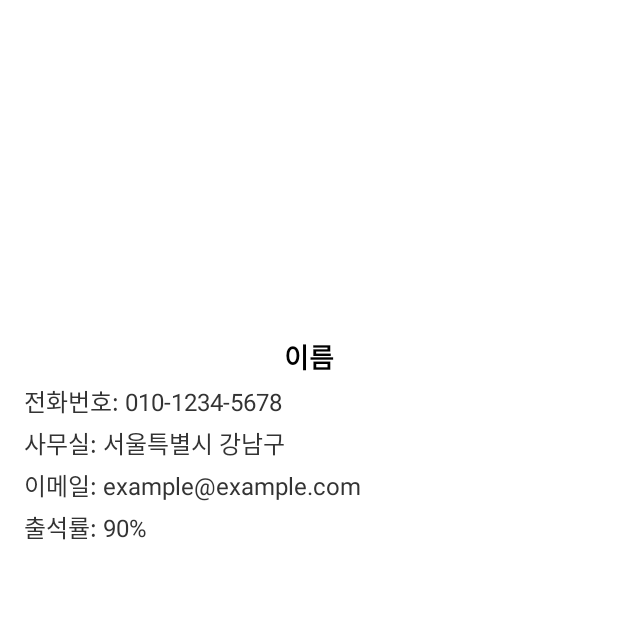
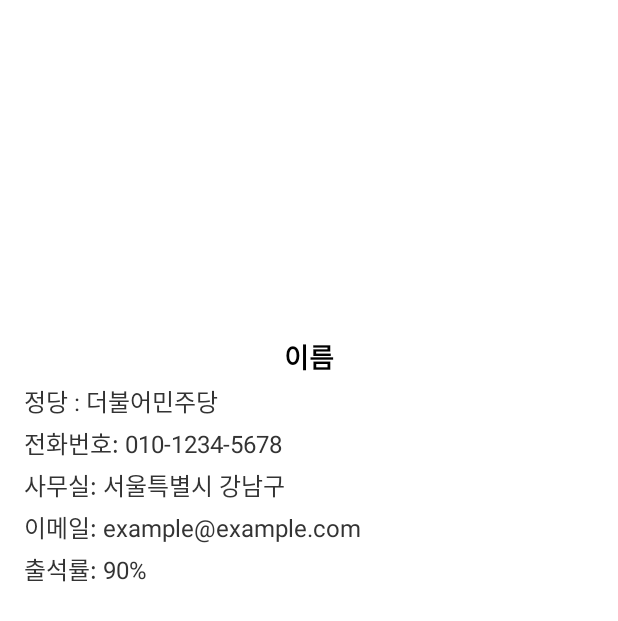
Before and after one commit to jh-benjamin/madcamp_1week, an Android app: the layout dialog_person.xml on its own in the app's theme, with its tools: preview values and no code run, on a phone screen of 412 x 824 dp. Shown: the top 621 px of the screen. Run offline under Robolectric (Android 15) with nearby library versions, the phone set to English and light mode, and no system bars.

Commit message:
Add_party

```diff
--- a/app/src/main/java/com/example/madcamp_week1/model/Person.kt
+++ b/app/src/main/java/com/example/madcamp_week1/model/Person.kt
@@ -3,6 +3,7 @@ package com.example.madcamp_week1.model
 data class Person (
     val imageResId: Int,
     val name: String,
+    val party: String,
     val tel: String,
     val office: String,
     val email: String,
--- a/app/src/main/java/com/example/madcamp_week1/ui/dashboard/DashboardFragment.kt
+++ b/app/src/main/java/com/example/madcamp_week1/ui/dashboard/DashboardFragment.kt
@@ -43,6 +43,7 @@ class DashboardFragment : Fragment() {
         // 다이얼로그에 Person 데이터 바인딩
         dialogView.findViewById<ImageView>(R.id.dialog_image).setImageResource(person.imageResId)
         dialogView.findViewById<TextView>(R.id.dialog_name).text = person.name
+        dialogView.findViewById<TextView>(R.id.dialog_party).text = "정당: ${person.party}"
         dialogView.findViewById<TextView>(R.id.dialog_tel).text = "전화번호: ${person.tel}"
         dialogView.findViewById<TextView>(R.id.dialog_office).text = "사무실: ${person.office}"
         dialogView.findViewById<TextView>(R.id.dialog_email).text = "이메일: ${person.email}"
--- a/app/src/main/res/layout/dialog_person.xml
+++ b/app/src/main/res/layout/dialog_person.xml
@@ -25,6 +25,16 @@
         android:textColor="#000000"
         android:gravity="center"
         android:text="이름" />
+
+    <!-- 정당 -->
+    <TextView
+        android:id="@+id/dialog_party"
+        android:layout_width="match_parent"
+        android:layout_height="wrap_content"
+        android:layout_marginTop="4dp"
+        android:textSize="16sp"
+        android:textColor="#333333"
+        android:text="정당 : 더불어민주당" />
 
     <!-- 전화번호 -->
     <TextView
```
Also changed, not shown: app/src/main/java/com/example/madcamp_week1/data/PersonData.kt (+20 -20 lines).
